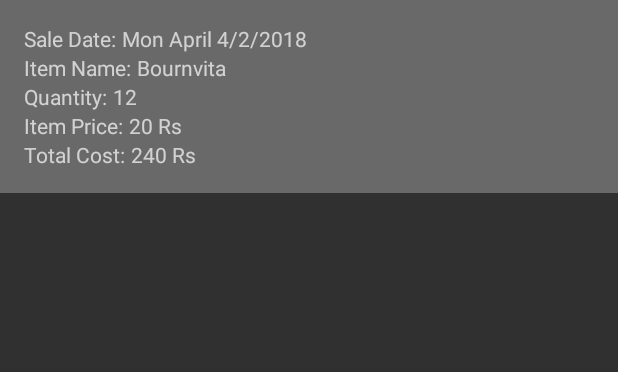
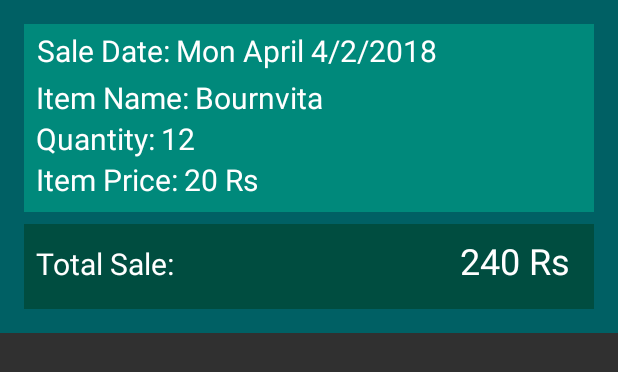
Before and after one commit to dhruvemod/superMarketSolution, an Android app: the layout bills_resource.xml on its own in the app's theme, with its tools: preview values and no code run, on a phone screen of 412 x 824 dp. Shown: the top 372 px of the screen. Run offline under Robolectric (Android 15) with nearby library versions, the phone set to English and light mode, and no system bars.

Commit message:
minute ui changes

```diff
--- a/app/src/main/res/layout/activity_tab_fragment.xml
+++ b/app/src/main/res/layout/activity_tab_fragment.xml
@@ -11,6 +11,7 @@
         android:layout_alignParentStart="true"
         android:layout_alignParentTop="true" />
 
+
     <android.support.design.widget.FloatingActionButton
         android:id="@+id/fabForBill"
         android:layout_width="wrap_content"
--- a/app/src/main/res/layout/bills_resource.xml
+++ b/app/src/main/res/layout/bills_resource.xml
@@ -4,40 +4,58 @@
     android:layout_width="match_parent"
     android:layout_height="wrap_content"
     android:padding="16dp"
-    android:background="#696969"
+    android:background="#006064"
     android:orientation="vertical">
     <LinearLayout
         android:layout_width="match_parent"
         android:layout_height="wrap_content"
         android:orientation="horizontal"
+        android:padding="4dp"
+        android:paddingLeft="8dp"
+        android:background="#00897b"
         >
+
         <TextView
             android:layout_width="wrap_content"
-            android:layout_height="wrap_content"
-            android:text="Sale Date:"
-            />
+            android:layout_height="match_parent"
+            android:text=" Sale Date:"
+            android:textColor="@android:color/white"
+            android:textSize="20sp" />
         <TextView
             android:layout_width="wrap_content"
             android:id="@+id/dateBillLog"
             android:layout_height="wrap_content"
             android:layout_marginLeft="4dp"
+            android:textSize="20sp"
+            android:textColor="@android:color/white"
+
             android:text="Mon April 4/2/2018"
             />
     </LinearLayout>
     <LinearLayout
         android:layout_width="match_parent"
         android:layout_height="wrap_content"
+        android:background="#00897b"
+        android:paddingLeft="8dp"
         android:orientation="horizontal"
         >
     <TextView
         android:layout_width="wrap_content"
+        android:textColor="@android:color/white"
+
+
         android:layout_height="wrap_content"
         android:text="Item Name:"
+        android:textSize="20sp"
+
         />
     <TextView
         android:layout_width="wrap_content"
+        android:textSize="20sp"
         android:layout_height="wrap_content"
         android:layout_marginLeft="4dp"
+        android:textColor="@android:color/white"
+
         android:text="Bournvita"
         android:id="@+id/itemNameLog"
         />
@@ -46,17 +64,26 @@
     <LinearLayout
         android:layout_width="match_parent"
         android:layout_height="wrap_content"
+        android:background="#00897b"
+        android:paddingLeft="8dp"
+
         android:orientation="horizontal"
         >
         <TextView
             android:layout_width="wrap_content"
             android:layout_height="wrap_content"
+            android:textSize="20sp"
             android:text="Quantity:"
+            android:textColor="@android:color/white"
+
             />
         <TextView
             android:layout_width="wrap_content"
+            android:textColor="@android:color/white"
+
             android:layout_height="wrap_content"
             android:id="@+id/quantityLog"
+            android:textSize="20sp"
             android:layout_marginLeft="4dp"
             android:text="12"
             />
@@ -65,34 +92,59 @@
     <LinearLayout
         android:layout_width="match_parent"
         android:layout_height="wrap_content"
+        android:background="#00897b"
         android:orientation="horizontal"
+        android:paddingBottom="8dp"
+        android:paddingLeft="8dp"
+
         >
         <TextView
             android:layout_width="wrap_content"
+            android:textColor="@android:color/white"
+
             android:layout_height="wrap_content"
+            android:textSize="20sp"
             android:text="Item Price:"
             />
         <TextView
             android:layout_width="wrap_content"
             android:layout_height="wrap_content"
+            android:textSize="20sp"
             android:layout_marginLeft="4dp"
             android:text="20 Rs"
+            android:textColor="@android:color/white"
+
             android:id="@+id/itemPriceLog"
             />
     </LinearLayout>
     <LinearLayout
         android:layout_width="match_parent"
         android:layout_height="wrap_content"
+        android:paddingLeft="8dp"
+        android:layout_marginTop="8dp"
+        android:background="#004d40"
         android:orientation="horizontal"
         >
         <TextView
-            android:layout_width="wrap_content"
+            android:layout_width="0dp"
+            android:textSize="20sp"
+            android:textColor="@android:color/white"
+
+            android:layout_weight="1"
             android:layout_height="wrap_content"
-            android:text="Total Cost:"
+            android:text="Total Sale:"
             />
         <TextView
             android:layout_width="wrap_content"
             android:layout_height="wrap_content"
+            android:textSize="24sp"
+            android:padding="8dp"
+            android:layout_marginRight="8dp"
+            android:layout_marginBottom="8dp"
+            android:background="#004d40"
+            android:textColor="@android:color/white"
+
+            android:textAlignment="viewEnd"
             android:layout_marginLeft="4dp"
             android:text="240 Rs"
             android:id="@+id/totalLog"
--- a/app/src/main/res/layout/list_item.xml
+++ b/app/src/main/res/layout/list_item.xml
@@ -2,6 +2,7 @@
 <LinearLayout xmlns:android="http://schemas.android.com/apk/res/android"
     xmlns:tools="http://schemas.android.com/tools"
     android:layout_width="match_parent"
+    android:layout_marginBottom="16dp"
     android:layout_height="wrap_content"
     android:orientation="horizontal">
 
@@ -15,36 +16,36 @@
         <LinearLayout
             android:layout_width="match_parent"
             android:layout_height="wrap_content"
-            android:background="@color/row_one_color"
+            android:background="#009688"
             android:orientation="horizontal">
 
             <TextView
                 android:id="@+id/product_name"
                 android:layout_width="0dp"
                 android:layout_height="match_parent"
-                android:layout_margin="4dp"
+                android:layout_margin="2dp"
                 android:layout_weight="2"
                 android:gravity="center_vertical"
                 android:paddingLeft="16dp"
                 android:text="Pepsi"
                 android:textColor="@android:color/white"
-                android:textSize="24sp" />
+                android:textSize="32sp" />
 
             <Button
                 android:id="@+id/sale"
                 android:layout_width="0dp"
                 android:layout_height="wrap_content"
                 android:layout_gravity="center|end"
-                android:layout_margin="4dp"
+                android:layout_margin="12dp"
                 android:layout_weight="1"
-                android:background="@color/button_color"
+                android:background="#004d40"
                 android:text="Sale" />
         </LinearLayout>
 
         <LinearLayout
             android:layout_width="match_parent"
             android:layout_height="match_parent"
-            android:background="@color/row_two_color"
+            android:background="#4db6ac"
             android:orientation="horizontal">
 
             <TextView
@@ -54,7 +55,7 @@
                 android:gravity="center_vertical"
                 android:paddingLeft="16dp"
                 android:text="@string/cost"
-                android:textSize="16sp" />
+                android:textSize="24sp" />
 
 
             <TextView
@@ -64,7 +65,7 @@
                 android:layout_weight="1"
                 android:gravity="center_vertical"
                 android:textColor="@android:color/white"
-                android:textSize="16sp"
+                android:textSize="26sp"
                 tools:text="100 Rs" />
 
             <TextView
@@ -74,7 +75,7 @@
                 android:gravity="center_vertical|end"
                 android:paddingLeft="8dp"
                 android:text="@string/qt"
-                android:textSize="22sp" />
+                android:textSize="24sp" />
 
             <TextView
                 android:id="@+id/quantity"
```
